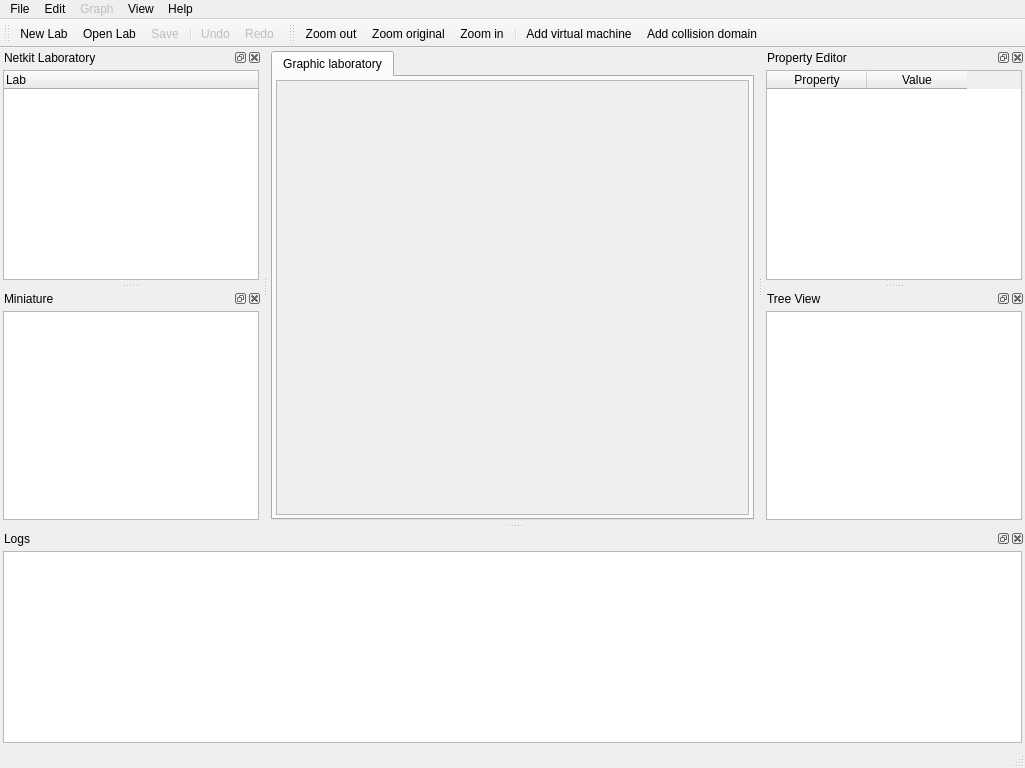
slux83/visual-netkit, file ui/main.ui: the form before one commit.
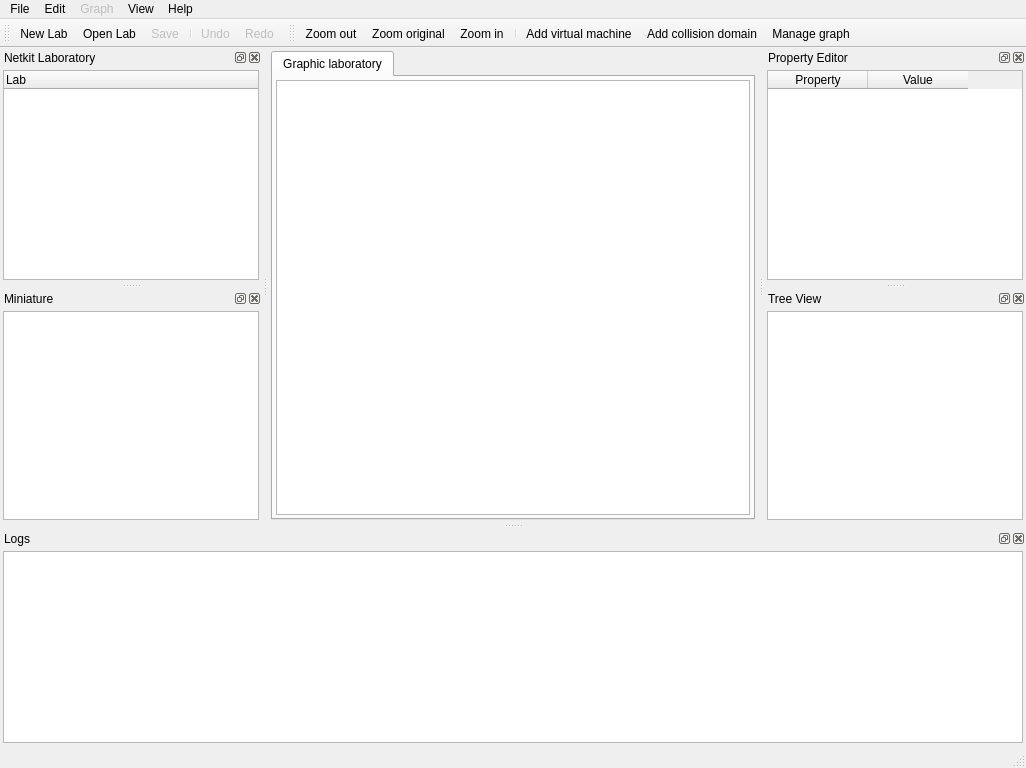
The form after the commit. Icons and pictures are not drawn. Custom widgets are drawn as their Qt base class.

Commit message: Deep work: - under heavy development the add Vm - added the dcd (of today) - addod initial undo stack for lab actions - Refactoring on some components :3

The edit to the form file:
```diff
--- a/ui/main.ui
+++ b/ui/main.ui
@@ -5,7 +5,7 @@
    <rect>
     <x>0</x>
     <y>0</y>
-    <width>1025</width>
+    <width>1026</width>
     <height>768</height>
    </rect>
   </property>
@@ -58,11 +58,7 @@
          <number>3</number>
         </property>
         <item>
-         <widget class="GraphicsView" name="graphicsView" >
-          <property name="enabled" >
-           <bool>false</bool>
-          </property>
-         </widget>
+         <widget class="GraphicsView" name="graphicsView" />
         </item>
        </layout>
       </widget>
@@ -75,7 +71,7 @@
     <rect>
      <x>0</x>
      <y>0</y>
-     <width>1025</width>
+     <width>1026</width>
      <height>25</height>
     </rect>
    </property>
@@ -387,6 +383,7 @@
    <addaction name="separator" />
    <addaction name="actionAddVirtualMachine" />
    <addaction name="actionAddCollisionDomain" />
+   <addaction name="actionManageGraph" />
   </widget>
   <action name="actionNetkit_Lab" >
    <property name="checkable" >
@@ -653,6 +650,17 @@
     <string>Huge (4000x4000)</string>
    </property>
   </action>
+  <action name="actionManageGraph" >
+   <property name="checkable" >
+    <bool>true</bool>
+   </property>
+   <property name="icon" >
+    <iconset resource="../resources/VisualNetkit.qrc" >:/menu/mouse_icon</iconset>
+   </property>
+   <property name="text" >
+    <string>Manage graph</string>
+   </property>
+  </action>
  </widget>
  <customwidgets>
   <customwidget>
```
Left out of the diff: 1 changed line with no effect on the pictures. The commit also changes 18 other files.
